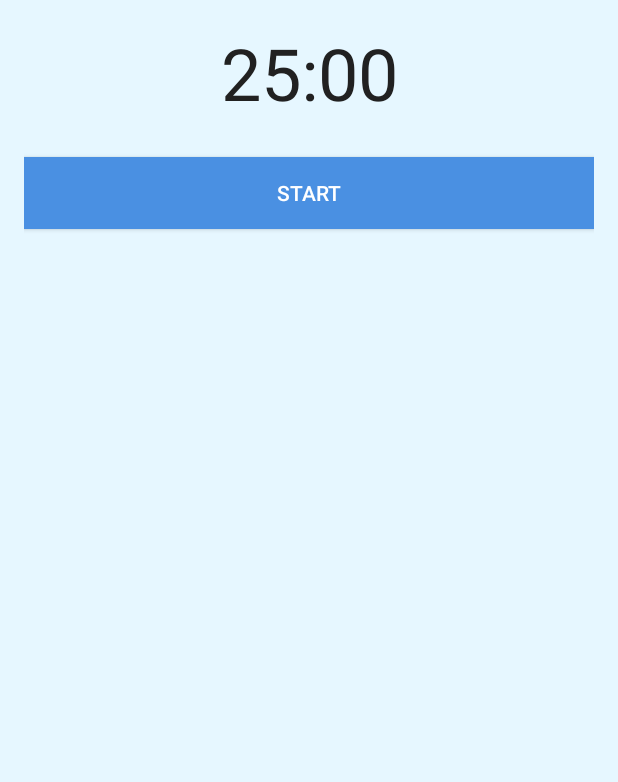
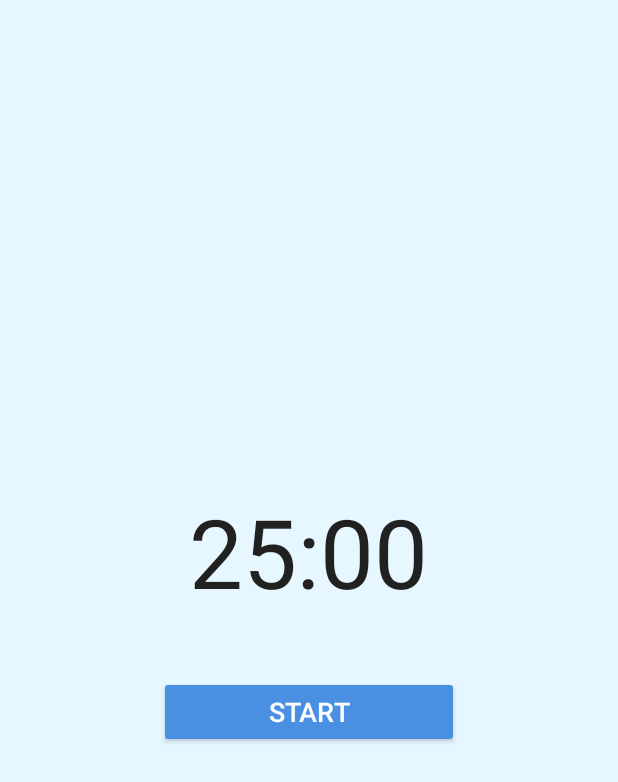
Before and after one commit to jirachi13/Study_Buddy2, an Android app: the PomodoroTimerActivity screen opened directly, with no data from a screen before it, on a phone screen of 412 x 824 dp. Shown: the top 782 px of the screen. Run offline under Robolectric (Android 15) with nearby library versions, the phone set to English and light mode, and no system bars.

Commit message:
notes middle add task middle pomodoro middle

```diff
--- a/app/src/main/res/layout/activity_pomodoro_timer.xml
+++ b/app/src/main/res/layout/activity_pomodoro_timer.xml
@@ -3,23 +3,29 @@
     android:layout_height="match_parent"
     android:orientation="vertical"
     android:padding="16dp"
+    android:gravity="center"
     android:background="@color/background">
 
+    <!-- Timer Display -->
     <TextView
         android:id="@+id/timerTextView"
-        android:layout_width="match_parent"
+        android:layout_width="wrap_content"
         android:layout_height="wrap_content"
-        android:textSize="48sp"
+        android:textSize="64sp"
         android:textColor="@color/textPrimary"
         android:gravity="center"
-        android:text="25:00" />
+        android:text="25:00"
+        android:layout_marginBottom="24dp" />
 
+    <!-- Start/Stop Button -->
     <Button
         android:id="@+id/startButton"
-        android:layout_width="match_parent"
+        android:layout_width="200dp"
         android:layout_height="wrap_content"
-        android:layout_marginTop="24dp"
+        android:layout_marginTop="16dp"
         android:text="Start"
-        android:background="@color/blue"
-        android:textColor="@color/white" />
+        android:backgroundTint="@color/blue"
+        android:textColor="@color/white"
+        android:textSize="18sp"
+        android:gravity="center" />
 </LinearLayout>
```
